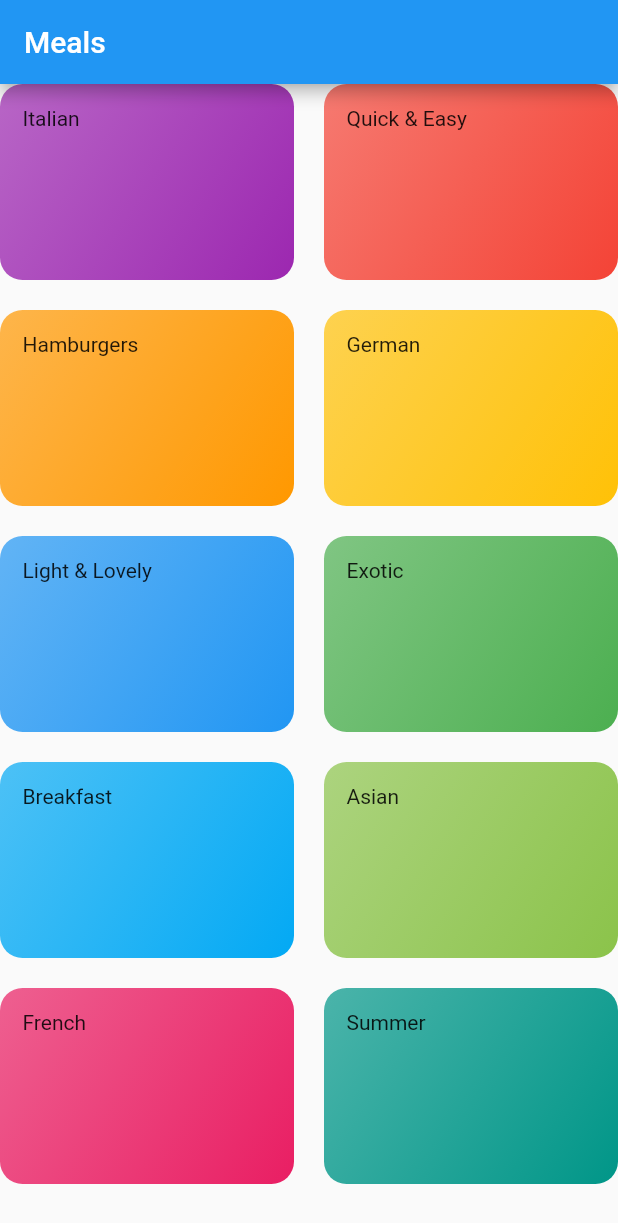
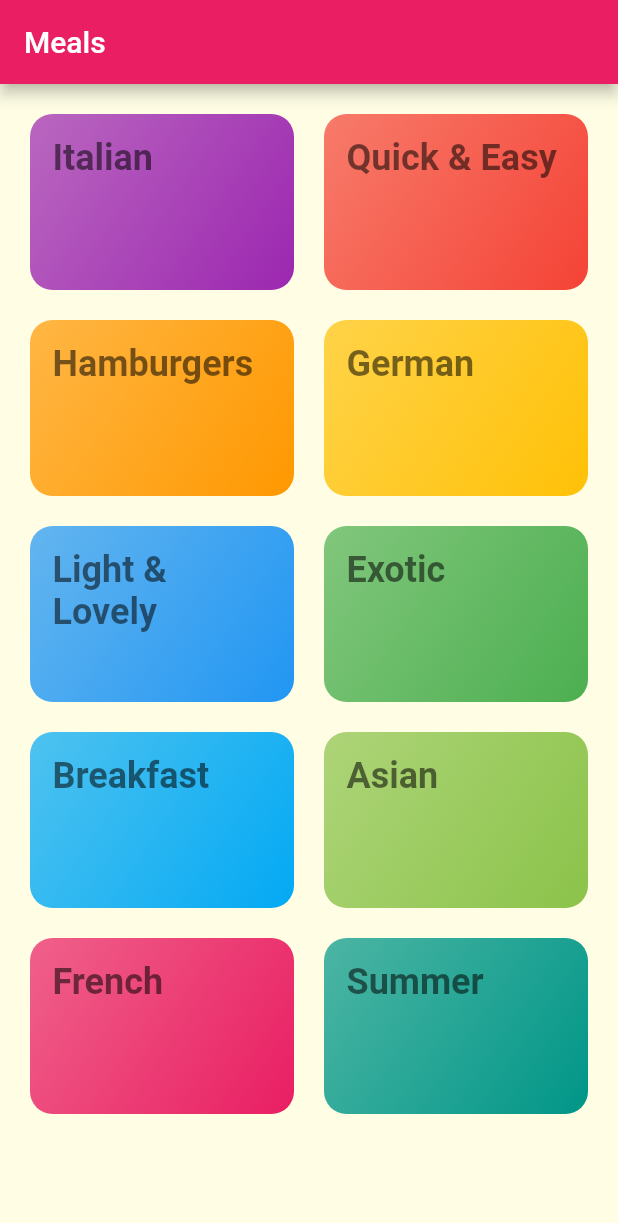
Before and after one commit to kashishkhullar/flutter_meals_app, a Flutter app: the screen it shows after launch, on a phone screen of 412 x 824 dp. Shown: the top 1223 px of the screen. Run offline on Flutter 3.47's test engine with Material 2 defaults, Android fonts, the phone set to English and light mode, and no system bars.

Commit message:
"Added styling"

```diff
--- a/lib/main.dart
+++ b/lib/main.dart
@@ -21,7 +21,11 @@ class MyApp extends StatelessWidget {
           // or simply save your changes to "hot reload" in a Flutter IDE).
           // Notice that the counter didn't reset back to zero; the application
           // is not restarted.
-          primarySwatch: Colors.blue,
+          primarySwatch: Colors.pink,
+          accentColor: Colors.amber,
+          canvasColor: Color.fromRGBO(255, 254, 229, 1),
+          textTheme: ThemeData.light().textTheme.copyWith(
+              headline1: TextStyle(fontSize: 24, fontWeight: FontWeight.bold)),
           // This makes the visual density adapt to the platform that you run
           // the app on. For desktop platforms, the controls will be smaller and
           // closer together (more dense) than on mobile platforms.
--- a/lib/screens/categories.dart
+++ b/lib/screens/categories.dart
@@ -10,8 +10,14 @@ class Categories extends StatelessWidget {
         title: const Text("Meals"),
       ),
       body: GridView(
+        padding: const EdgeInsets.all(20),
         children: DUMMY_CATEGORIES
-            .map((category) => CategoryItem(category.title, category.color))
+            .map(
+              (category) => CategoryItem(
+                category.title,
+                category.color,
+              ),
+            )
             .toList(),
         gridDelegate: SliverGridDelegateWithMaxCrossAxisExtent(
             maxCrossAxisExtent: 200,
--- a/lib/widgets/category.dart
+++ b/lib/widgets/category.dart
@@ -11,7 +11,10 @@ class CategoryItem extends StatelessWidget {
     return Container(
       // const optmizes the build process
       padding: const EdgeInsets.all(15),
-      child: Text(title),
+      child: Text(
+        title,
+        style: Theme.of(context).textTheme.headline1,
+      ),
       decoration: BoxDecoration(
         gradient: LinearGradient(colors: [
           color.withOpacity(0.7),
```
